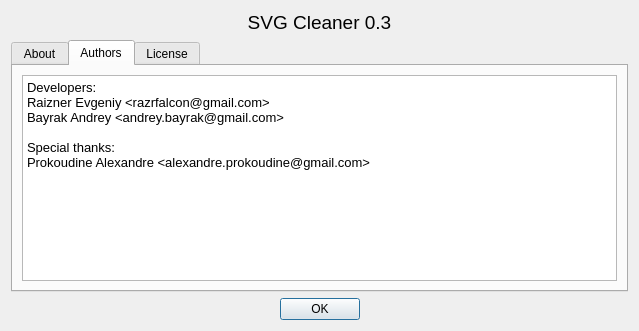
Before: the Qt Designer form src/aboutdialog.ui in RazrFalcon/svgcleaner, drawn with Qt 5.
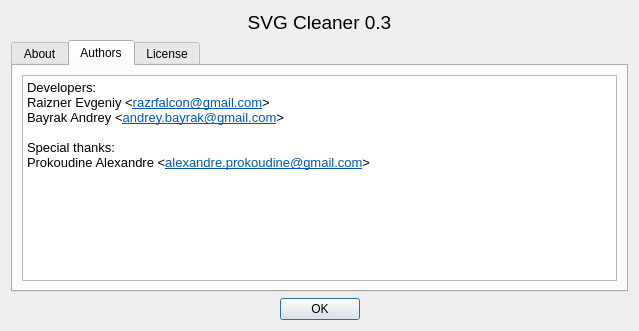
After: the same form once the commit is applied. The open tabs and pages were chosen to show the change.

The edit to the form file:
```diff
--- a/src/aboutdialog.ui
+++ b/src/aboutdialog.ui
@@ -73,11 +73,11 @@
 p, li { white-space: pre-wrap; }
 &lt;/style&gt;&lt;/head&gt;&lt;body style=&quot; font-family:'Verdana'; font-size:10pt; font-weight:400; font-style:normal;&quot;&gt;
 &lt;p style=&quot; margin-top:0px; margin-bottom:0px; margin-left:0px; margin-right:0px; -qt-block-indent:0; text-indent:0px;&quot;&gt;Developers:&lt;/p&gt;
-&lt;p style=&quot; margin-top:0px; margin-bottom:0px; margin-left:0px; margin-right:0px; -qt-block-indent:0; text-indent:0px;&quot;&gt;Raizner Evgeniy &amp;lt;razrfalcon@gmail.com&amp;gt;&lt;/p&gt;
-&lt;p style=&quot; margin-top:0px; margin-bottom:0px; margin-left:0px; margin-right:0px; -qt-block-indent:0; text-indent:0px;&quot;&gt;Bayrak Andrey &amp;lt;andrey.bayrak@gmail.com&amp;gt;&lt;/p&gt;
+&lt;p style=&quot; margin-top:0px; margin-bottom:0px; margin-left:0px; margin-right:0px; -qt-block-indent:0; text-indent:0px;&quot;&gt;Raizner Evgeniy &amp;lt;&lt;a href=&quot;razrfalcon@gmail.com&quot;&gt;&lt;span style=&quot; text-decoration: underline; color:#0057ae;&quot;&gt;razrfalcon@gmail.com&lt;/span&gt;&lt;/a&gt;&amp;gt;&lt;/p&gt;
+&lt;p style=&quot; margin-top:0px; margin-bottom:0px; margin-left:0px; margin-right:0px; -qt-block-indent:0; text-indent:0px;&quot;&gt;Bayrak Andrey &amp;lt;&lt;a href=&quot;andrey.bayrak@gmail.com&quot;&gt;&lt;span style=&quot; text-decoration: underline; color:#0057ae;&quot;&gt;andrey.bayrak@gmail.com&lt;/span&gt;&lt;/a&gt;&amp;gt;&lt;/p&gt;
 &lt;p style=&quot;-qt-paragraph-type:empty; margin-top:0px; margin-bottom:0px; margin-left:0px; margin-right:0px; -qt-block-indent:0; text-indent:0px;&quot;&gt;&lt;/p&gt;
 &lt;p style=&quot; margin-top:0px; margin-bottom:0px; margin-left:0px; margin-right:0px; -qt-block-indent:0; text-indent:0px;&quot;&gt;Special thanks:&lt;/p&gt;
-&lt;p style=&quot; margin-top:0px; margin-bottom:0px; margin-left:0px; margin-right:0px; -qt-block-indent:0; text-indent:0px;&quot;&gt;Prokoudine Alexandre &amp;lt;alexandre.prokoudine@gmail.com&amp;gt;&lt;/p&gt;&lt;/body&gt;&lt;/html&gt;</string>
+&lt;p style=&quot; margin-top:0px; margin-bottom:0px; margin-left:0px; margin-right:0px; -qt-block-indent:0; text-indent:0px;&quot;&gt;Prokoudine Alexandre &amp;lt;&lt;a href=&quot;alexandre.prokoudine@gmail.com&quot;&gt;&lt;span style=&quot; text-decoration: underline; color:#0057ae;&quot;&gt;alexandre.prokoudine@gmail.com&lt;/span&gt;&lt;/a&gt;&amp;gt;&lt;/p&gt;&lt;/body&gt;&lt;/html&gt;</string>
          </property>
         </widget>
        </item>
```
Left out of the diff: 4 changed lines with no effect on the pictures.
